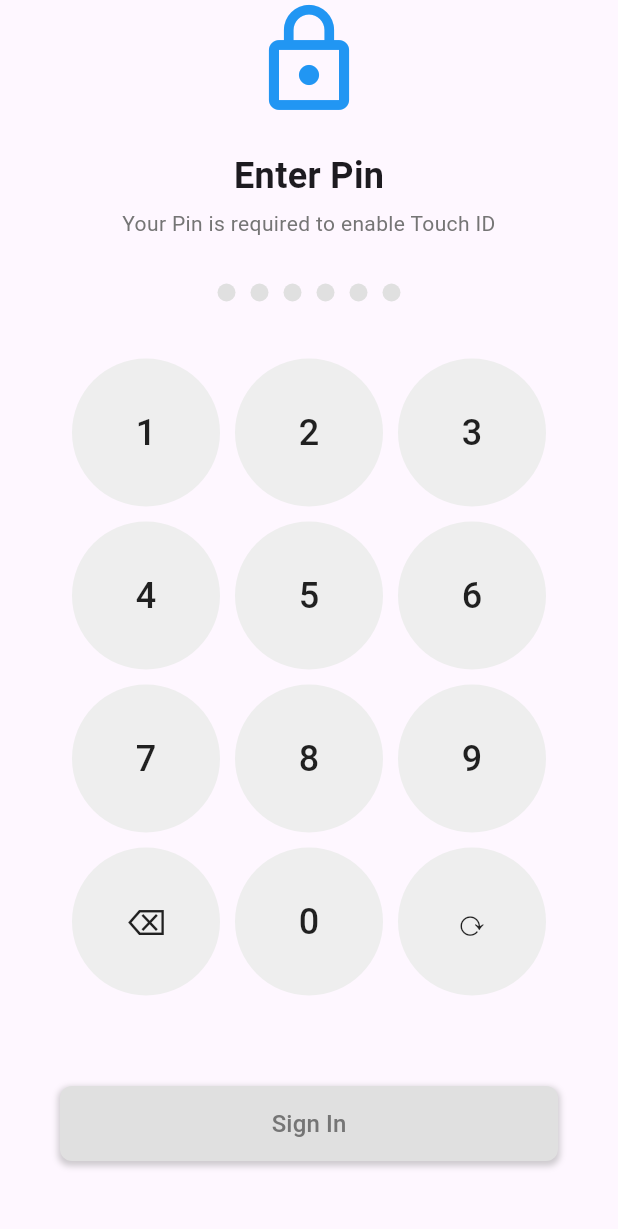
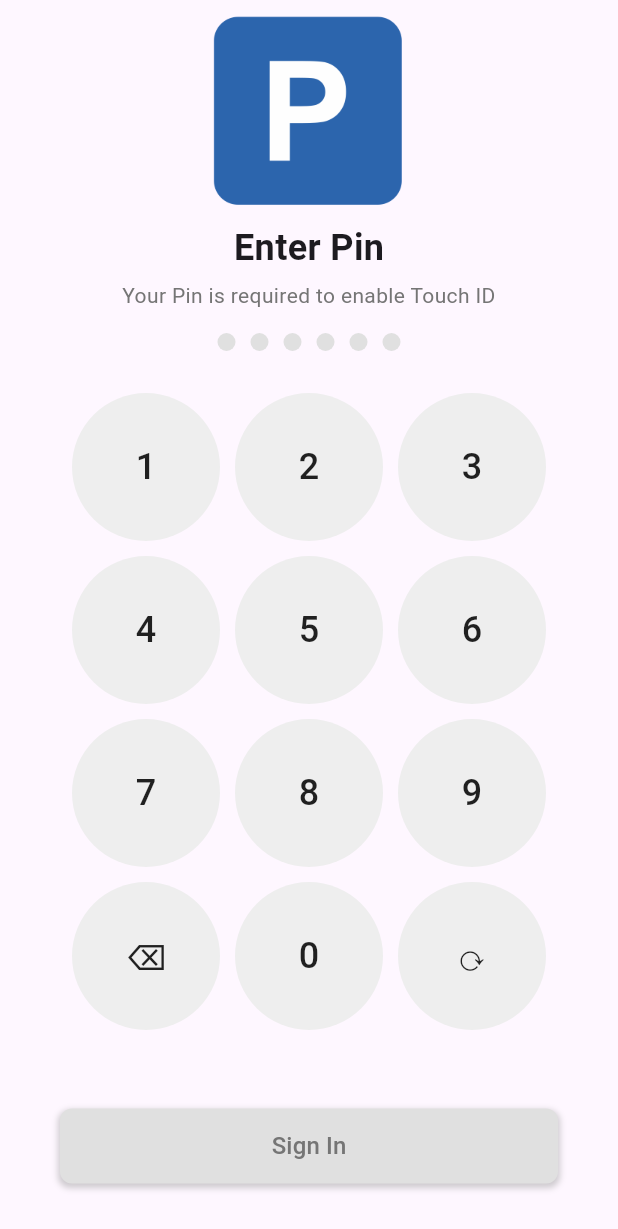
Before and after one commit to MuhammadAhmad338/parking, a Flutter app: the screen it shows after launch, on a phone screen of 412 x 824 dp. Shown: the top 1229 px of the screen. Run offline on Flutter 3.47's test engine with Material 3 defaults, Android fonts, the phone set to English and light mode, and no system bars; our stand-ins replace cloud_firestore, firebase_core, gap, get; accounts and stored records are empty.

Commit message:
latest commits

```diff
--- /dev/null
+++ b/lib/Helper/const.dart
@@ -0,0 +1,4 @@
+class Const {
+  Const._();
+  static var parking = "assets/images/parking.png";
+}
--- a/lib/Views/mainView.dart
+++ b/lib/Views/mainView.dart
@@ -1,5 +1,6 @@
+import 'package:gap/gap.dart';
 import 'package:flutter/material.dart';
-import 'package:gap/gap.dart';
+import 'package:parking/Helper/const.dart';
 
 class PinEntryScreen extends StatefulWidget {
   const PinEntryScreen({super.key});
@@ -53,12 +54,12 @@ class _PinEntryScreenState extends State<PinEntryScreen> {
           child: Column(
             mainAxisAlignment: MainAxisAlignment.center,
             children: [
-              const Icon(
-                Icons.lock_outline,
-                size: 80,
-                color: Colors.blue,
+              const Gap(10),
+              Image.asset(
+                Const.parking,
+                scale: 4,
               ),
-              const Gap(20),
+              const Gap(10),
               const Text(
                 'Enter Pin',
                 style: TextStyle(fontSize: 24, fontWeight: FontWeight.bold),
@@ -69,7 +70,7 @@ class _PinEntryScreenState extends State<PinEntryScreen> {
                 textAlign: TextAlign.center,
                 style: TextStyle(color: Colors.grey[600]),
               ),
-              const Gap(30),
+              const Gap(15),
               Row(
                 mainAxisAlignment: MainAxisAlignment.center,
                 children: List.generate(
@@ -86,7 +87,7 @@ class _PinEntryScreenState extends State<PinEntryScreen> {
                   ),
                 ),
               ),
-              const Gap(30),
+              const Gap(20),
               Expanded(
                 child: GridView.count(
                   crossAxisCount: 3,
@@ -103,6 +104,7 @@ class _PinEntryScreenState extends State<PinEntryScreen> {
                   ],
                 ),
               ),
+              const Gap(25),
               Container(
                 width: double.infinity,
                 height: 50,
@@ -132,7 +134,7 @@ class _PinEntryScreenState extends State<PinEntryScreen> {
                   ),
                 ),
               ),
-              const Gap(50),
+              const Gap(35),
             ],
           ),
         ),
--- a/lib/Views/splashScreen.dart
+++ b/lib/Views/splashScreen.dart
@@ -1,10 +1,18 @@
 import 'package:flutter/material.dart';
+import 'package:parking/Helper/const.dart';
 
 class SplashScreen extends StatelessWidget {
   const SplashScreen({super.key});
 
   @override
   Widget build(BuildContext context) {
-    return const Scaffold();
+    return Scaffold(
+      body: Center(
+        child: Image.asset(
+          Const.parking,
+          scale: 3,
+        ),
+      ),
+    );
   }
 }
--- a/pubspec.yaml
+++ b/pubspec.yaml
@@ -64,9 +64,9 @@ flutter:
   uses-material-design: true
 
   # To add assets to your application, add an assets section, like this:
-  # assets:
-  #   - images/a_dot_burr.jpeg
-  #   - images/a_dot_ham.jpeg
+  assets:
+    - assets/images/
+    # - images/a_dot_ham.jpeg
 
   # An image asset can refer to one or more resolution-specific "variants", see
   # https://flutter.dev/to/resolution-aware-images
```
Also changed, not shown: lib/main.dart (+6 -7 lines), assets/images/parking.png (added).
